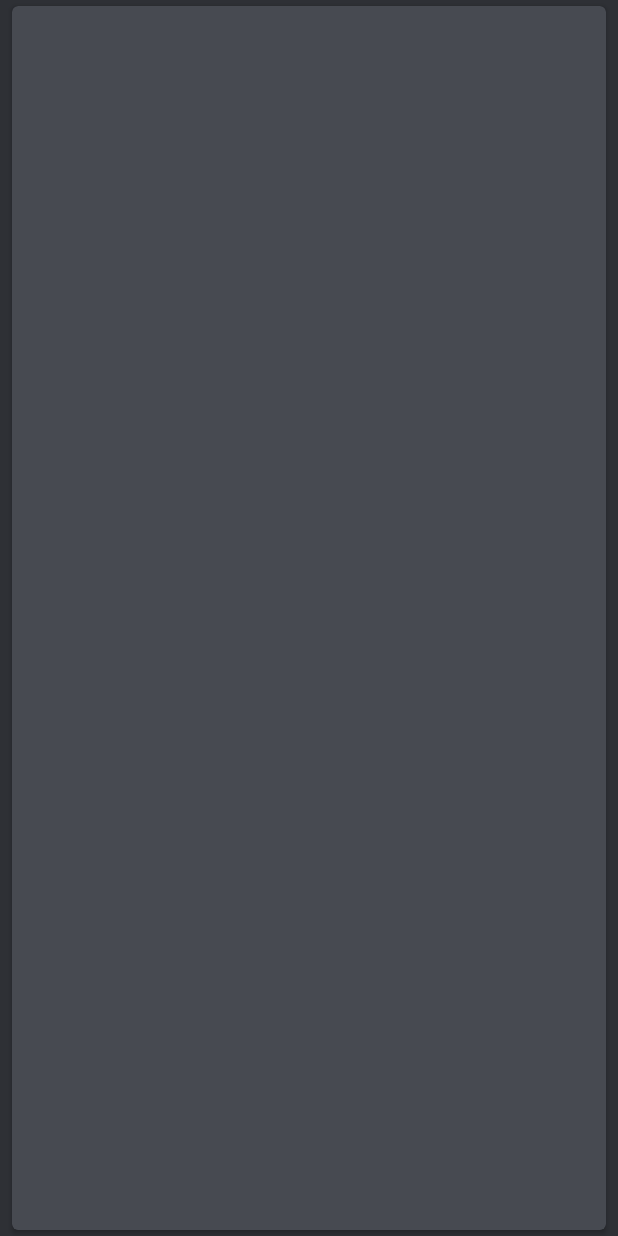
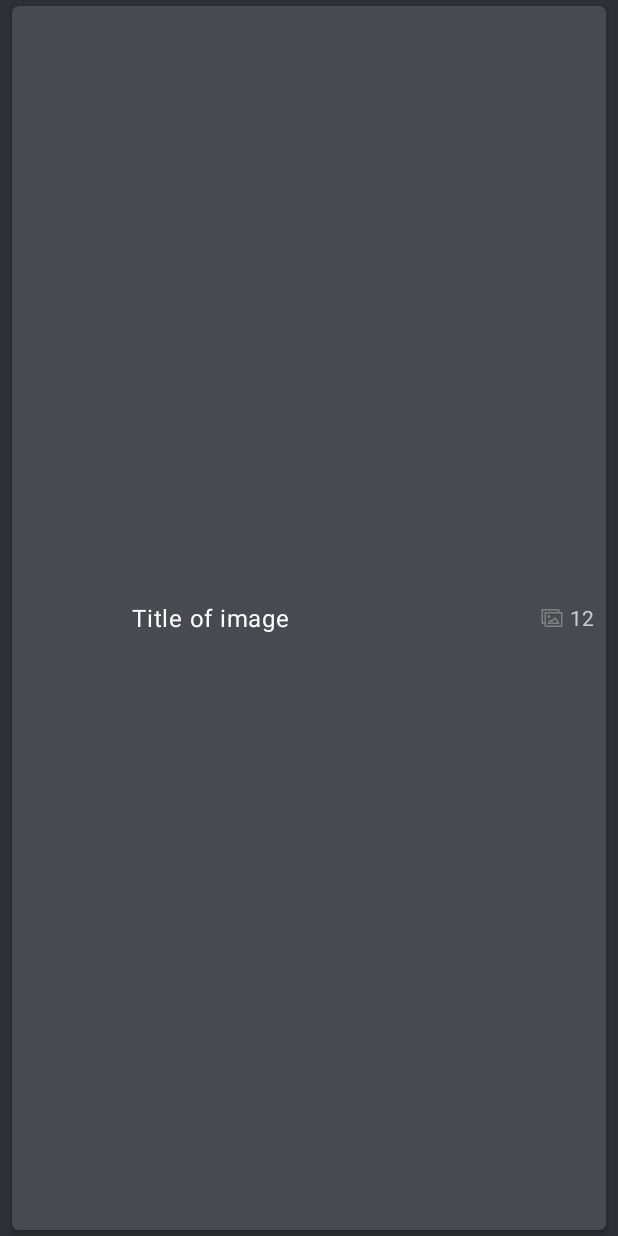
Before and after one commit to edgars-supe/imgur, an Android app: the layout item_imgur.xml on its own in the app's theme, with its tools: preview values and no code run, on a phone screen of 412 x 824 dp. Run offline under Robolectric (Android 15) with nearby library versions, the phone set to English and light mode, and no system bars.

Commit message:
Display album/image indicator in list

```diff
--- a/app/src/main/java/lv/esupe/imgur/model/ImgurItem.kt
+++ b/app/src/main/java/lv/esupe/imgur/model/ImgurItem.kt
@@ -5,7 +5,7 @@ import kotlinx.android.parcel.Parcelize
 
 sealed class ImgurItem(
     val isImage: Boolean = false,
-    val isAlbum: Boolean = true
+    val isAlbum: Boolean = false
 ) : Parcelable {
     abstract val id: String
     abstract val title: String?
--- a/app/src/main/java/lv/esupe/imgur/ui/image/ImageFragment.kt
+++ b/app/src/main/java/lv/esupe/imgur/ui/image/ImageFragment.kt
@@ -6,14 +6,13 @@ import android.view.View
 import android.view.ViewGroup
 import androidx.fragment.app.Fragment
 import lv.esupe.imgur.R
-import lv.esupe.imgur.ui.album.AlbumFragment
 import lv.esupe.imgur.utils.component
 import lv.esupe.imgur.utils.viewModel
 
 class ImageFragment : Fragment() {
 
     companion object {
-        fun newInstance() = AlbumFragment()
+        fun newInstance() = ImageFragment()
     }
 
     private val viewModel by viewModel { component().imageViewModel }
--- a/app/src/main/java/lv/esupe/imgur/ui/master/MasterViewModel.kt
+++ b/app/src/main/java/lv/esupe/imgur/ui/master/MasterViewModel.kt
@@ -74,7 +74,9 @@ class MasterViewModel @Inject constructor(
         return ImgurListItem(
             id = id,
             title = getTitle(),
-            link = thumbnail
+            link = thumbnail,
+            isAlbum = isAlbum,
+            albumSize = (this as? ImgurItem.Album)?.images?.size ?: 0
         )
     }
 }
--- a/app/src/main/java/lv/esupe/imgur/ui/master/model/ImgurListItem.kt
+++ b/app/src/main/java/lv/esupe/imgur/ui/master/model/ImgurListItem.kt
@@ -3,5 +3,7 @@ package lv.esupe.imgur.ui.master.model
 data class ImgurListItem(
     val id: String,
     val title: String,
-    val link: String
+    val link: String,
+    val isAlbum: Boolean,
+    val albumSize: Int
 )
--- /dev/null
+++ b/app/src/main/res/drawable/ic_album.xml
@@ -0,0 +1,20 @@
+<vector
+    xmlns:android="http://schemas.android.com/apk/res/android"
+    android:width="16dp"
+    android:height="16dp"
+    android:viewportWidth="32"
+    android:viewportHeight="32"
+    >
+    <path
+        android:fillColor="@color/grey"
+        android:pathData="M29,8L26,8L26,5a1,1 0,0 0,-1 -1L3,4A1,1 0,0 0,2 5L2,23a1,1 0,0 0,1 1L6,24v3a1,1 0,0 0,1 1L29,28a1,1 0,0 0,1 -1L30,9A1,1 0,0 0,29 8ZM4,22L4,6L24,6L24,8L7,8A1,1 0,0 0,6 9L6,22ZM28,26L8,26L8,10L28,10Z"
+        />
+    <path
+        android:fillColor="@color/grey"
+        android:pathData="M20.08,15a1,1 0,0 0,-0.79 0.29L15.8,18.78l-1.36,-0.68a1,1 0,0 0,-1.25 0.29l-3,4A1,1 0,0 0,11 24H25a1,1 0,0 0,0.81 -1.58l-5,-7A1,1 0,0 0,20.08 15ZM13,22l1.3,-1.73 1.25,0.63a1,1 0,0 0,1.15 -0.19l3.17,-3.17L23.06,22Z"
+        />
+    <path
+        android:fillColor="@color/grey"
+        android:pathData="M12,14m-2,0a2,2 0,1 1,4 0a2,2 0,1 1,-4 0"
+        />
+</vector>
--- a/app/src/main/res/layout/item_imgur.xml
+++ b/app/src/main/res/layout/item_imgur.xml
@@ -2,6 +2,7 @@
 <androidx.cardview.widget.CardView
     xmlns:android="http://schemas.android.com/apk/res/android"
     xmlns:app="http://schemas.android.com/apk/res-auto"
+    xmlns:tools="http://schemas.android.com/tools"
     android:layout_width="match_parent"
     android:layout_height="wrap_content"
     android:layout_marginStart="@dimen/spacing_mini"
@@ -25,6 +26,7 @@
             android:layout_alignParentStart="true"
             android:layout_alignParentTop="true"
             android:layout_alignParentBottom="true"
+            android:layout_marginEnd="@dimen/spacing_mini"
             android:contentDescription="@string/item_image_content_desc"
             android:scaleType="fitCenter"
             />
@@ -34,11 +36,34 @@
             android:layout_width="wrap_content"
             android:layout_height="wrap_content"
             android:layout_centerVertical="true"
-            android:layout_marginStart="@dimen/spacing_mini"
+            android:layout_marginEnd="@dimen/spacing_mini"
+            android:layout_toStartOf="@id/item_icon"
             android:layout_toEndOf="@id/image_container"
             android:ellipsize="end"
             android:maxLines="2"
             android:textAppearance="?textAppearanceBody1"
+            tools:text="Title of image"
+            />
+
+        <ImageView
+            android:id="@+id/item_icon"
+            android:layout_width="wrap_content"
+            android:layout_height="wrap_content"
+            android:layout_centerVertical="true"
+            android:layout_toStartOf="@id/item_album_size"
+            tools:src="@drawable/ic_album"
+            />
+
+        <TextView
+            android:id="@+id/item_album_size"
+            android:layout_width="wrap_content"
+            android:layout_height="wrap_content"
+            android:layout_alignParentEnd="true"
+            android:layout_centerVertical="true"
+            android:layout_marginStart="@dimen/spacing_micro"
+            android:layout_marginEnd="@dimen/spacing_mini"
+            android:gravity="center"
+            tools:text="12"
             />
 
     </RelativeLayout>
```
Also changed, not shown: app/src/main/java/lv/esupe/imgur/ui/master/recycler/ItemViewHolder.kt (+8 -0 lines), app/src/main/res/drawable/ic_image.xml (added, +20 -0 lines).
